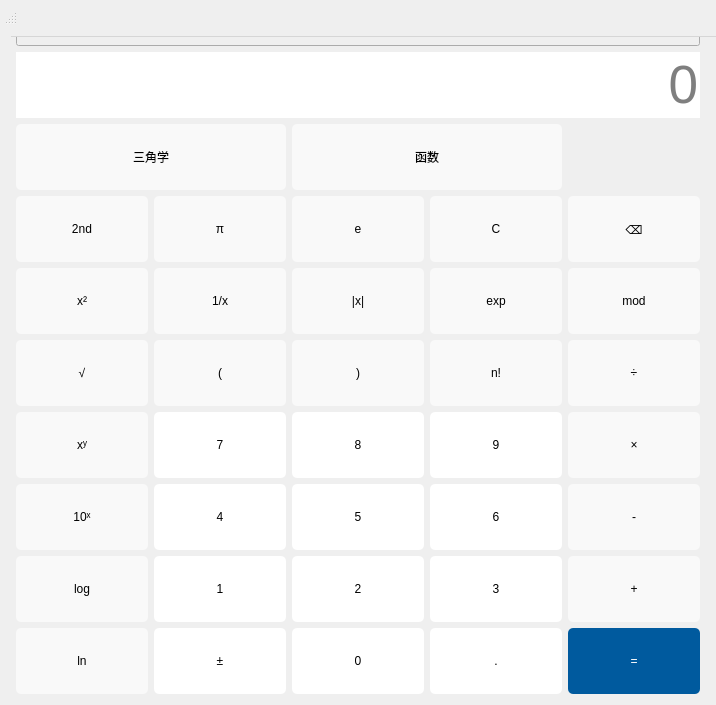
Hongxy-prodigal/Calculator, file scientificcalculator.ui: the form before one commit.
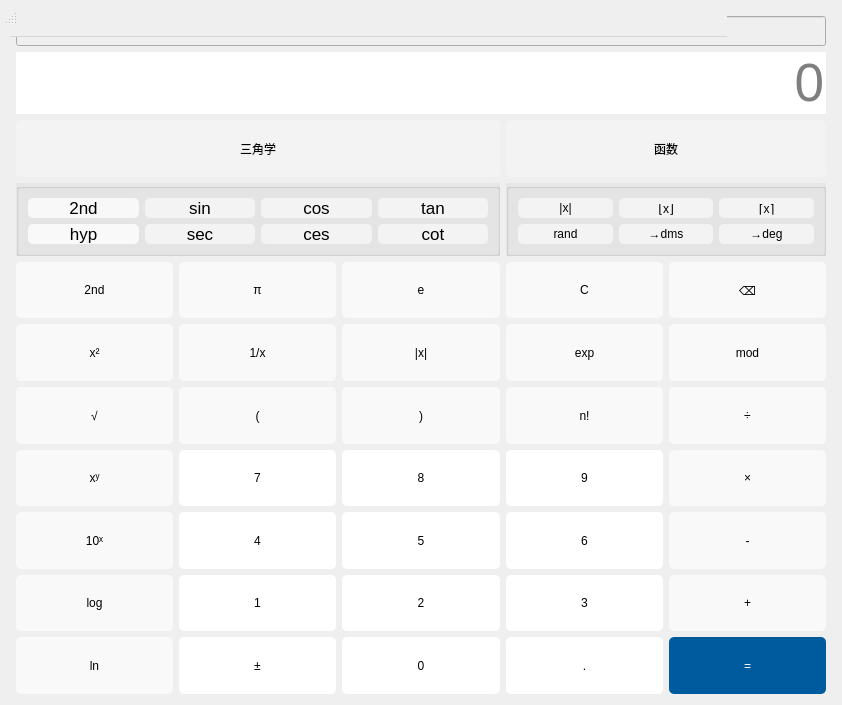
The form after the commit. Icons and pictures are not drawn.

Commit message: modify the sign and delete button for the exp

```diff
--- a/scientificcalculator.ui
+++ b/scientificcalculator.ui
@@ -6,7 +6,7 @@
    <rect>
     <x>0</x>
     <y>0</y>
-    <width>716</width>
+    <width>842</width>
     <height>705</height>
    </rect>
   </property>
@@ -19,7 +19,10 @@
 	border-radius:5px
 }
 QPushButton:hover{
-	font: 20pt &quot;Arial&quot;;
+
+}
+QGroupBox{
+	background-color: rgb(231, 231, 231);
 }</string>
   </property>
   <layout class="QGridLayout" name="gridLayout_4">
@@ -560,34 +563,6 @@
          </property>
         </widget>
        </item>
-       <item row="2" column="3" colspan="2">
-        <widget class="QPushButton" name="btnFuction">
-         <property name="sizePolicy">
-          <sizepolicy hsizetype="Preferred" vsizetype="Preferred">
-           <horstretch>0</horstretch>
-           <verstretch>0</verstretch>
-          </sizepolicy>
-         </property>
-         <property name="styleSheet">
-          <string notr="true">QPushButton:hover{
-	background-color: rgb(246, 246, 246);
-}
-QPushButton:!hover{
-	background-color:rgb(249, 249, 249);
-	font: 12pt &quot;Arial&quot;;
-}</string>
-         </property>
-         <property name="text">
-          <string>函数</string>
-         </property>
-         <property name="default">
-          <bool>false</bool>
-         </property>
-         <property name="flat">
-          <bool>false</bool>
-         </property>
-        </widget>
-       </item>
        <item row="8" column="5">
         <widget class="QPushButton" name="btnMul">
          <property name="sizePolicy">
@@ -1041,34 +1016,6 @@
          </property>
         </widget>
        </item>
-       <item row="2" column="1" colspan="2">
-        <widget class="QPushButton" name="btnTriangle">
-         <property name="sizePolicy">
-          <sizepolicy hsizetype="Preferred" vsizetype="Preferred">
-           <horstretch>0</horstretch>
-           <verstretch>0</verstretch>
-          </sizepolicy>
-         </property>
-         <property name="styleSheet">
-          <string notr="true">QPushButton:hover{
-	background-color: rgb(246, 246, 246);
-}
-QPushButton:!hover{
-	background-color:rgb(249, 249, 249);
-	font: 12pt &quot;Arial&quot;;
-}</string>
-         </property>
-         <property name="text">
-          <string>三角学</string>
-         </property>
-         <property name="default">
-          <bool>false</bool>
-         </property>
-         <property name="flat">
-          <bool>false</bool>
-         </property>
-        </widget>
-       </item>
        <item row="1" column="1" colspan="5">
         <widget class="QLineEdit" name="display">
          <property name="sizePolicy">
@@ -1138,6 +1085,586 @@
          </property>
         </widget>
        </item>
+       <item row="3" column="1" colspan="3">
+        <widget class="QGroupBox" name="groupBox">
+         <property name="styleSheet">
+          <string notr="true"/>
+         </property>
+         <property name="title">
+          <string/>
+         </property>
+         <layout class="QGridLayout" name="gridLayout_3">
+          <item row="0" column="0">
+           <widget class="QPushButton" name="btnTriangleNd">
+            <property name="sizePolicy">
+             <sizepolicy hsizetype="Preferred" vsizetype="Preferred">
+              <horstretch>0</horstretch>
+              <verstretch>0</verstretch>
+             </sizepolicy>
+            </property>
+            <property name="font">
+             <font>
+              <family>Arial</family>
+              <pointsize>13</pointsize>
+              <weight>50</weight>
+              <italic>false</italic>
+              <bold>false</bold>
+             </font>
+            </property>
+            <property name="styleSheet">
+             <string notr="true">QPushButton:hover{
+	background-color: rgb(241, 241, 241);
+}
+QPushButton:!hover{
+	background-color:rgb(248, 248, 248);
+}	
+QPushButton{
+	font: 13pt &quot;Arial&quot;;
+}</string>
+            </property>
+            <property name="text">
+             <string>2nd</string>
+            </property>
+            <property name="default">
+             <bool>false</bool>
+            </property>
+            <property name="flat">
+             <bool>false</bool>
+            </property>
+           </widget>
+          </item>
+          <item row="0" column="1">
+           <widget class="QPushButton" name="btnNd_3">
+            <property name="sizePolicy">
+             <sizepolicy hsizetype="Preferred" vsizetype="Preferred">
+              <horstretch>0</horstretch>
+              <verstretch>0</verstretch>
+             </sizepolicy>
+            </property>
+            <property name="font">
+             <font>
+              <family>Arial</family>
+              <pointsize>13</pointsize>
+              <weight>50</weight>
+              <italic>false</italic>
+              <bold>false</bold>
+             </font>
+            </property>
+            <property name="styleSheet">
+             <string notr="true">QPushButton:hover{
+	background-color: rgb(239, 239, 239);
+}
+QPushButton:!hover{
+	background-color:rgb(243, 243, 243);
+}
+QPushButton{
+	font: 13pt &quot;Arial&quot;;
+}</string>
+            </property>
+            <property name="text">
+             <string>sin</string>
+            </property>
+            <property name="default">
+             <bool>false</bool>
+            </property>
+            <property name="flat">
+             <bool>false</bool>
+            </property>
+           </widget>
+          </item>
+          <item row="0" column="2">
+           <widget class="QPushButton" name="btnNd_4">
+            <property name="sizePolicy">
+             <sizepolicy hsizetype="Preferred" vsizetype="Preferred">
+              <horstretch>0</horstretch>
+              <verstretch>0</verstretch>
+             </sizepolicy>
+            </property>
+            <property name="font">
+             <font>
+              <family>Arial</family>
+              <pointsize>13</pointsize>
+              <weight>50</weight>
+              <italic>false</italic>
+              <bold>false</bold>
+             </font>
+            </property>
+            <property name="styleSheet">
+             <string notr="true">QPushButton:hover{
+	background-color: rgb(239, 239, 239);
+}
+QPushButton:!hover{
+	background-color:rgb(243, 243, 243);
+}
+QPushButton{
+	font: 13pt &quot;Arial&quot;;
+}</string>
+            </property>
+            <property name="text">
+             <string>cos</string>
+            </property>
+            <property name="default">
+             <bool>false</bool>
+            </property>
+            <property name="flat">
+             <bool>false</bool>
+            </property>
+           </widget>
+          </item>
+          <item row="0" column="3">
+           <widget class="QPushButton" name="btnNd_5">
+            <property name="sizePolicy">
+             <sizepolicy hsizetype="Preferred" vsizetype="Preferred">
+              <horstretch>0</horstretch>
+              <verstretch>0</verstretch>
+             </sizepolicy>
+            </property>
+            <property name="font">
+             <font>
+              <family>Arial</family>
+              <pointsize>13</pointsize>
+              <weight>50</weight>
+              <italic>false</italic>
+              <bold>false</bold>
+             </font>
+            </property>
+            <property name="styleSheet">
+             <string notr="true">QPushButton:hover{
+	background-color: rgb(239, 239, 239);
+}
+QPushButton:!hover{
+	background-color:rgb(243, 243, 243);
+}
+QPushButton{
+	font: 13pt &quot;Arial&quot;;
+}</string>
+            </property>
+            <property name="text">
+             <string>tan</string>
+            </property>
+            <property name="default">
+             <bool>false</bool>
+            </property>
+            <property name="flat">
+             <bool>false</bool>
+            </property>
+           </widget>
+          </item>
+          <item row="1" column="0">
+           <widget class="QPushButton" name="btnNd_6">
+            <property name="sizePolicy">
+             <sizepolicy hsizetype="Preferred" vsizetype="Preferred">
+              <horstretch>0</horstretch>
+              <verstretch>0</verstretch>
+             </sizepolicy>
+            </property>
+            <property name="font">
+             <font>
+              <family>Arial</family>
+              <pointsize>13</pointsize>
+              <weight>50</weight>
+              <italic>false</italic>
+              <bold>false</bold>
+             </font>
+            </property>
+            <property name="styleSheet">
+             <string notr="true">QPushButton:hover{
+	background-color: rgb(246, 246, 246);
+}
+QPushButton:!hover{
+	background-color:rgb(249, 249, 249);
+}
+QPushButton{
+	font: 13pt &quot;Arial&quot;;
+}</string>
+            </property>
+            <property name="text">
+             <string>hyp</string>
+            </property>
+            <property name="default">
+             <bool>false</bool>
+            </property>
+            <property name="flat">
+             <bool>false</bool>
+            </property>
+           </widget>
+          </item>
+          <item row="1" column="1">
+           <widget class="QPushButton" name="btnNd_7">
+            <property name="sizePolicy">
+             <sizepolicy hsizetype="Preferred" vsizetype="Preferred">
+              <horstretch>0</horstretch>
+              <verstretch>0</verstretch>
+             </sizepolicy>
+            </property>
+            <property name="font">
+             <font>
+              <family>Arial</family>
+              <pointsize>13</pointsize>
+              <weight>50</weight>
+              <italic>false</italic>
+              <bold>false</bold>
+             </font>
+            </property>
+            <property name="styleSheet">
+             <string notr="true">QPushButton:hover{
+	background-color: rgb(239, 239, 239);
+}
+QPushButton:!hover{
+	background-color:rgb(243, 243, 243);
+}
+QPushButton{
+	font: 13pt &quot;Arial&quot;;
+}</string>
+            </property>
+            <property name="text">
+             <string>sec</string>
+            </property>
+            <property name="default">
+             <bool>false</bool>
+            </property>
+            <property name="flat">
+             <bool>false</bool>
+            </property>
+           </widget>
+          </item>
+          <item row="1" column="2">
+           <widget class="QPushButton" name="btnNd_8">
+            <property name="sizePolicy">
+             <sizepolicy hsizetype="Preferred" vsizetype="Preferred">
+              <horstretch>0</horstretch>
+              <verstretch>0</verstretch>
+             </sizepolicy>
+            </property>
+            <property name="font">
+             <font>
+              <family>Arial</family>
+              <pointsize>13</pointsize>
+              <weight>50</weight>
+              <italic>false</italic>
+              <bold>false</bold>
+             </font>
+            </property>
+            <property name="styleSheet">
+             <string notr="true">QPushButton:hover{
+	background-color: rgb(239, 239, 239);
+}
+QPushButton:!hover{
+	background-color:rgb(243, 243, 243);
+}
+QPushButton{
+	font: 13pt &quot;Arial&quot;;
+}</string>
+            </property>
+            <property name="text">
+             <string>ces</string>
+            </property>
+            <property name="default">
+             <bool>false</bool>
+            </property>
+            <property name="flat">
+             <bool>false</bool>
+            </property>
+           </widget>
+          </item>
+          <item row="1" column="3">
+           <widget class="QPushButton" name="btnNd_9">
+            <property name="sizePolicy">
+             <sizepolicy hsizetype="Preferred" vsizetype="Preferred">
+              <horstretch>0</horstretch>
+              <verstretch>0</verstretch>
+             </sizepolicy>
+            </property>
+            <property name="font">
+             <font>
+              <family>Arial</family>
+              <pointsize>13</pointsize>
+              <weight>50</weight>
+              <italic>false</italic>
+              <bold>false</bold>
+             </font>
+            </property>
+            <property name="styleSheet">
+             <string notr="true">QPushButton:hover{
+	background-color: rgb(239, 239, 239);
+}
+QPushButton:!hover{
+	background-color:rgb(243, 243, 243);
+}
+QPushButton{
+	font: 13pt &quot;Arial&quot;;
+}</string>
+            </property>
+            <property name="text">
+             <string>cot</string>
+            </property>
+            <property name="default">
+             <bool>false</bool>
+            </property>
+            <property name="flat">
+             <bool>false</bool>
+            </property>
+           </widget>
+          </item>
+         </layout>
+        </widget>
+       </item>
+       <item row="3" column="4" colspan="2">
+        <widget class="QGroupBox" name="groupBox_2">
+         <property name="styleSheet">
+          <string notr="true"/>
+         </property>
+         <property name="title">
+          <string/>
+         </property>
+         <layout class="QGridLayout" name="gridLayout_5">
+          <item row="0" column="2">
+           <widget class="QPushButton" name="btnNd_11">
+            <property name="sizePolicy">
+             <sizepolicy hsizetype="Preferred" vsizetype="Preferred">
+              <horstretch>0</horstretch>
+              <verstretch>0</verstretch>
+             </sizepolicy>
+            </property>
+            <property name="styleSheet">
+             <string notr="true">QPushButton:hover{
+	background-color: rgb(239, 239, 239);
+}
+QPushButton:!hover{
+	background-color:rgb(243, 243, 243);
+}
+QPushButton{
+	font: 13pt &quot;Arial&quot;;
+}</string>
+            </property>
+            <property name="text">
+             <string>⌈x⌉</string>
+            </property>
+            <property name="default">
+             <bool>false</bool>
+            </property>
+            <property name="flat">
+             <bool>false</bool>
+            </property>
+           </widget>
+          </item>
+          <item row="1" column="2">
+           <widget class="QPushButton" name="btnNd_15">
+            <property name="sizePolicy">
+             <sizepolicy hsizetype="Preferred" vsizetype="Preferred">
+              <horstretch>0</horstretch>
+              <verstretch>0</verstretch>
+             </sizepolicy>
+            </property>
+            <property name="styleSheet">
+             <string notr="true">QPushButton:hover{
+	background-color: rgb(239, 239, 239);
+}
+QPushButton:!hover{
+	background-color:rgb(243, 243, 243);
+}
+QPushButton{
+	font: 13pt &quot;Arial&quot;;
+}</string>
+            </property>
+            <property name="text">
+             <string>→deg</string>
+            </property>
+            <property name="default">
+             <bool>false</bool>
+            </property>
+            <property name="flat">
+             <bool>false</bool>
+            </property>
+           </widget>
+          </item>
+          <item row="1" column="1">
+           <widget class="QPushButton" name="btnNd_14">
+            <property name="sizePolicy">
+             <sizepolicy hsizetype="Preferred" vsizetype="Preferred">
+              <horstretch>0</horstretch>
+              <verstretch>0</verstretch>
+             </sizepolicy>
+            </property>
+            <property name="styleSheet">
+             <string notr="true">QPushButton:hover{
+	background-color: rgb(239, 239, 239);
+}
+QPushButton:!hover{
+	background-color:rgb(243, 243, 243);
+}
+QPushButton{
+	font: 13pt &quot;Arial&quot;;
+}</string>
+            </property>
+            <property name="text">
+             <string>→dms</string>
+            </property>
+            <property name="default">
+             <bool>false</bool>
+            </property>
+            <property name="flat">
+             <bool>false</bool>
+            </property>
+           </widget>
+          </item>
+          <item row="0" column="1">
+           <widget class="QPushButton" name="btnNd_10">
+            <property name="sizePolicy">
+             <sizepolicy hsizetype="Preferred" vsizetype="Preferred">
+              <horstretch>0</horstretch>
+              <verstretch>0</verstretch>
+             </sizepolicy>
+            </property>
+            <property name="styleSheet">
+             <string notr="true">QPushButton:hover{
+	background-color: rgb(239, 239, 239);
+}
+QPushButton:!hover{
+	background-color:rgb(243, 243, 243);
+}
+QPushButton{
+	font: 13pt &quot;Arial&quot;;
+}</string>
+            </property>
+            <property name="text">
+             <string>⌊x⌋</string>
+            </property>
+            <property name="default">
+             <bool>false</bool>
+            </property>
+            <property name="flat">
+             <bool>false</bool>
+            </property>
+           </widget>
+          </item>
+          <item row="1" column="0">
+           <widget class="QPushButton" name="btnNd_13">
+            <property name="sizePolicy">
+             <sizepolicy hsizetype="Preferred" vsizetype="Preferred">
+              <horstretch>0</horstretch>
+              <verstretch>0</verstretch>
+             </sizepolicy>
+            </property>
+            <property name="styleSheet">
+             <string notr="true">QPushButton:hover{
+	background-color: rgb(239, 239, 239);
+}
+QPushButton:!hover{
+	background-color:rgb(243, 243, 243);
+}
+QPushButton{
+	font: 13pt &quot;Arial&quot;;
+}</string>
+            </property>
+            <property name="text">
+             <string>rand</string>
+            </property>
+            <property name="default">
+             <bool>false</bool>
+            </property>
+            <property name="flat">
+             <bool>false</bool>
+            </property>
+           </widget>
+          </item>
+          <item row="0" column="0">
+           <widget class="QPushButton" name="btnTriangleNd_2">
+            <property name="sizePolicy">
+             <sizepolicy hsizetype="Preferred" vsizetype="Preferred">
+              <horstretch>0</horstretch>
+              <verstretch>0</verstretch>
+             </sizepolicy>
+            </property>
+            <property name="styleSheet">
+             <string notr="true">QPushButton:hover{
+	background-color: rgb(239, 239, 239);
+}
+QPushButton:!hover{
+	background-color:rgb(243, 243, 243);
+}
+QPushButton{
+	font: 13pt &quot;Arial&quot;;
+}</string>
+            </property>
+            <property name="text">
+             <string>|x|</string>
+            </property>
+            <property name="default">
+             <bool>false</bool>
+            </property>
+            <property name="flat">
+             <bool>false</bool>
+            </property>
+           </widget>
+          </item>
+         </layout>
+        </widget>
+       </item>
+       <item row="2" column="4" colspan="2">
+        <widget class="QPushButton" name="btnFuction">
+         <property name="sizePolicy">
+          <sizepolicy hsizetype="Preferred" vsizetype="Preferred">
+           <horstretch>0</horstretch>
+           <verstretch>0</verstretch>
+          </sizepolicy>
+         </property>
+         <property name="styleSheet">
+          <string notr="true">QPushButton:hover{
+	background-color: rgb(243, 243, 243);
+}
+QPushButton:!hover{
+	background-color:rgb(243, 243, 243);
+	font: 12pt &quot;Arial&quot;;
+}</string>
+         </property>
+         <property name="text">
+          <string>函数</string>
+         </property>
+         <property name="icon">
+          <iconset resource="calculator.qrc">
+           <normaloff>:/image/function.png</normaloff>:/image/function.png</iconset>
+         </property>
+         <property name="default">
+          <bool>false</bool>
+         </property>
+         <property name="flat">
+          <bool>false</bool>
+         </property>
+        </widget>
+       </item>
+       <item row="2" column="1" colspan="3">
+        <widget class="QPushButton" name="btnTriangle">
+         <property name="sizePolicy">
+          <sizepolicy hsizetype="Preferred" vsizetype="Preferred">
+           <horstretch>0</horstretch>
+           <verstretch>0</verstretch>
+          </sizepolicy>
+         </property>
+         <property name="styleSheet">
+          <string notr="true">QPushButton:hover{
+	background-color: rgb(243, 243, 243);
+}
+QPushButton:!hover{
+	background-color:rgb(243, 243, 243);
+	font: 12pt &quot;Arial&quot;;
+}</string>
+         </property>
+         <property name="text">
+          <string>三角学</string>
+         </property>
+         <property name="icon">
+          <iconset resource="calculator.qrc">
+           <normaloff>:/image/triangle.png</normaloff>:/image/triangle.png</iconset>
+         </property>
+         <property name="default">
+          <bool>false</bool>
+         </property>
+         <property name="flat">
+          <bool>false</bool>
+         </property>
+        </widget>
+       </item>
       </layout>
      </item>
     </layout>
```
Left out of the diff: 4 changed lines with no effect on the pictures. The commit also changes 8 other files.
